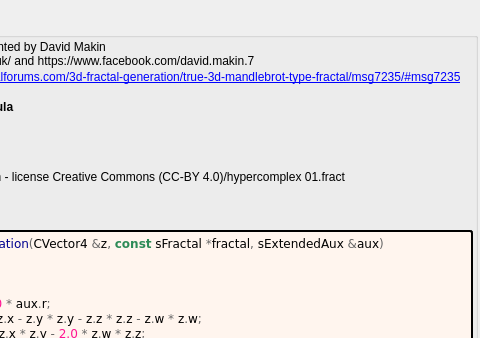
Above: mandelbulber2/formula/ui/hypercomplex.ui from buddhi1980/mandelbulber2 before the change; both pictures show x 157 to 637 and y 0 to 338 of the 637 by 742 pixel window. Below: the same form after it.
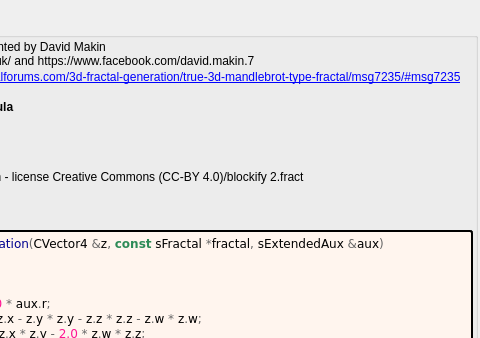
That is the form after the change. Custom widgets are drawn as their Qt base class.

Patch:
```diff
--- a/mandelbulber2/formula/ui/hypercomplex.ui
+++ b/mandelbulber2/formula/ui/hypercomplex.ui
@@ -70,7 +70,7 @@
 &lt;tr&gt;&lt;th&gt;Reference&lt;/th&gt;&lt;td&gt;&lt;a href=&quot;http://www.fractalforums.com/3d-fractal-generation/true-3d-mandlebrot-type-fractal/msg7235/#msg7235&quot;&gt;http://www.fractalforums.com/3d-fractal-generation/true-3d-mandlebrot-type-fractal/msg7235/#msg7235&lt;br&gt;
 &lt;/td&gt;&lt;/tr&gt;
 &lt;/table&gt;
-&lt;br&gt;&lt;b&gt;Examples using this formula&lt;/b&gt;&lt;br&gt;benchmark-GPU.fract&lt;br&gt;hybrid001.fract&lt;br&gt;hypercomplex001.fract&lt;br&gt;stereoscopic 004.fract&lt;br&gt;Krzysztof Marczak collection - license Creative Commons (CC-BY 4.0)/hypercomplex 01.fract&lt;br&gt;...&lt;h3&gt;Code&lt;/h3&gt;</string>
+&lt;br&gt;&lt;b&gt;Examples using this formula&lt;/b&gt;&lt;br&gt;benchmark-GPU.fract&lt;br&gt;hybrid001.fract&lt;br&gt;hypercomplex001.fract&lt;br&gt;stereoscopic 004.fract&lt;br&gt;Krzysztof Marczak collection - license Creative Commons (CC-BY 4.0)/blockify 2.fract&lt;br&gt;...&lt;h3&gt;Code&lt;/h3&gt;</string>
         </property>
         <property name="wordWrap">
          <bool>true</bool>
```
